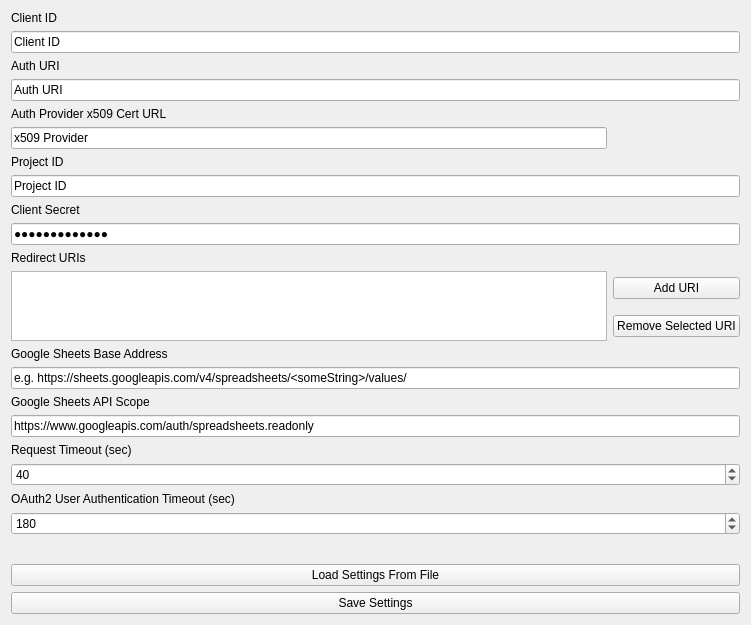
First picture: the form in Bridge/MasterRoute/masterroutesheetconfigwidget.ui, repository ademarest/GreenmileBridge, before the edit.
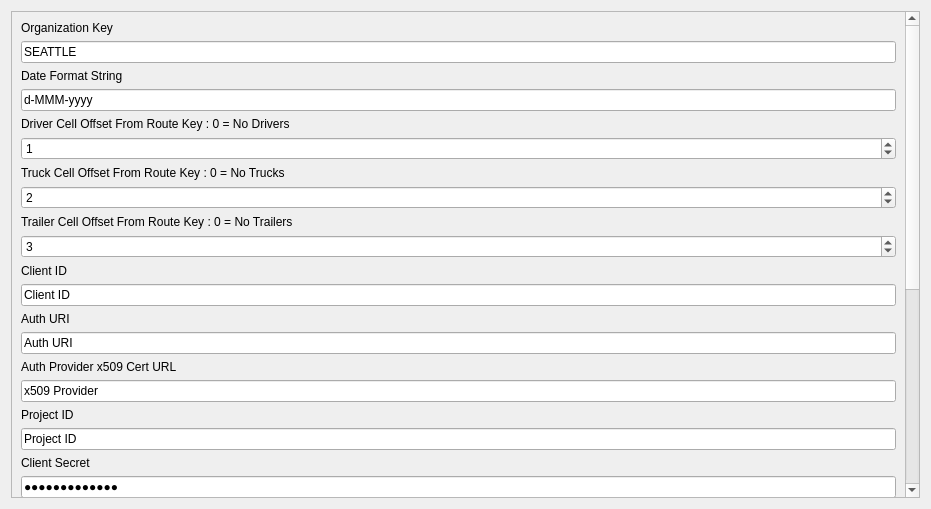
Second picture: the form after the edit.

What changed in the file:
```diff
--- a/Bridge/MasterRoute/masterroutesheetconfigwidget.ui
+++ b/Bridge/MasterRoute/masterroutesheetconfigwidget.ui
@@ -6,36 +6,184 @@
    <rect>
     <x>0</x>
     <y>0</y>
-    <width>751</width>
-    <height>625</height>
+    <width>931</width>
+    <height>509</height>
    </rect>
   </property>
   <property name="windowTitle">
    <string>Form</string>
   </property>
   <layout class="QGridLayout" name="gridLayout">
-   <item row="23" column="0" colspan="2">
-    <widget class="QPushButton" name="loadFromFilePushButton">
+   <item row="2" column="0">
+    <widget class="QScrollArea" name="scrollArea">
+     <property name="widgetResizable">
+      <bool>true</bool>
+     </property>
+     <widget class="QWidget" name="scrollAreaWidgetContents_4">
+      <property name="geometry">
+       <rect>
+        <x>0</x>
+        <y>0</y>
+        <width>897</width>
+        <height>830</height>
+       </rect>
+      </property>
+      <layout class="QGridLayout" name="gridLayout_3">
+       <item row="0" column="0" colspan="2">
+        <widget class="QLabel" name="organizationLabel">
      <property name="text">
-      <string>Load Settings From File</string>
+          <string>Organization Key</string>
      </property>
     </widget>
    </item>
-   <item row="5" column="0">
+       <item row="1" column="0" colspan="2">
+        <widget class="QLineEdit" name="organizationLineEdit">
+         <property name="text">
+          <string>SEATTLE</string>
+         </property>
+        </widget>
+       </item>
+       <item row="2" column="0">
+        <widget class="QLabel" name="dateFormatlLabel">
+         <property name="text">
+          <string>Date Format String</string>
+         </property>
+        </widget>
+       </item>
+       <item row="3" column="0" colspan="2">
+        <widget class="QLineEdit" name="dateFormatLineEdit">
+         <property name="text">
+          <string>d-MMM-yyyy</string>
+         </property>
+        </widget>
+       </item>
+       <item row="4" column="0" colspan="2">
+        <widget class="QLabel" name="driverOffsetLabel">
+         <property name="text">
+          <string>Driver Cell Offset From Route Key : 0 = No Drivers</string>
+         </property>
+        </widget>
+       </item>
+       <item row="5" column="0" colspan="2">
+        <widget class="QSpinBox" name="driverOffsetSpinBox">
+         <property name="focusPolicy">
+          <enum>Qt::StrongFocus</enum>
+         </property>
+         <property name="wrapping">
+          <bool>true</bool>
+         </property>
+         <property name="minimum">
+          <number>-99</number>
+         </property>
+         <property name="value">
+          <number>1</number>
+         </property>
+        </widget>
+       </item>
+       <item row="6" column="0" colspan="2">
+        <widget class="QLabel" name="truckOffsetLabel">
+         <property name="text">
+          <string>Truck Cell Offset From Route Key : 0 = No Trucks</string>
+         </property>
+        </widget>
+       </item>
+       <item row="7" column="0" colspan="2">
+        <widget class="QSpinBox" name="truckOffsetSpinBox">
+         <property name="focusPolicy">
+          <enum>Qt::StrongFocus</enum>
+         </property>
+         <property name="minimum">
+          <number>-99</number>
+         </property>
+         <property name="value">
+          <number>2</number>
+         </property>
+        </widget>
+       </item>
+       <item row="8" column="0" colspan="2">
+        <widget class="QLabel" name="trailerOffsetLabel">
+         <property name="text">
+          <string>Trailer Cell Offset From Route Key : 0 = No Trailers</string>
+         </property>
+        </widget>
+       </item>
+       <item row="9" column="0" colspan="2">
+        <widget class="QSpinBox" name="trailerOffsetSpinBox">
+         <property name="focusPolicy">
+          <enum>Qt::StrongFocus</enum>
+         </property>
+         <property name="minimum">
+          <number>-99</number>
+         </property>
+         <property name="value">
+          <number>3</number>
+         </property>
+        </widget>
+       </item>
+       <item row="10" column="0" colspan="2">
+        <widget class="QLabel" name="clientIDLabel">
+         <property name="text">
+          <string>Client ID</string>
+         </property>
+        </widget>
+       </item>
+       <item row="11" column="0" colspan="2">
+        <widget class="QLineEdit" name="clientIDLineEdit">
+         <property name="text">
+          <string>Client ID</string>
+         </property>
+        </widget>
+       </item>
+       <item row="12" column="0">
+        <widget class="QLabel" name="authURILabel">
+         <property name="text">
+          <string>Auth URI</string>
+         </property>
+        </widget>
+       </item>
+       <item row="13" column="0" colspan="2">
+        <widget class="QLineEdit" name="authURILineEdit">
+         <property name="text">
+          <string>Auth URI</string>
+         </property>
+        </widget>
+       </item>
+       <item row="14" column="0">
+        <widget class="QLabel" name="x509Label">
+         <property name="text">
+          <string>Auth Provider x509 Cert URL</string>
+         </property>
+        </widget>
+       </item>
+       <item row="15" column="0" colspan="2">
     <widget class="QLineEdit" name="x509LineEdit">
      <property name="text">
       <string>x509 Provider</string>
      </property>
     </widget>
    </item>
-   <item row="0" column="0">
-    <widget class="QLabel" name="clientIDLabel">
+       <item row="16" column="0">
+        <widget class="QLabel" name="projectIDLabel">
      <property name="text">
-      <string>Client ID</string>
+          <string>Project ID</string>
      </property>
     </widget>
    </item>
-   <item row="9" column="0" colspan="2">
+       <item row="17" column="0" colspan="2">
+        <widget class="QLineEdit" name="projectIDLineEdit">
+         <property name="text">
+          <string>Project ID</string>
+         </property>
+        </widget>
+       </item>
+       <item row="18" column="0">
+        <widget class="QLabel" name="clientSecretLabel">
+         <property name="text">
+          <string>Client Secret</string>
+         </property>
+        </widget>
+       </item>
+       <item row="19" column="0" colspan="2">
     <widget class="QLineEdit" name="clientSecretLineEdit">
      <property name="text">
       <string>Client Secret</string>
@@ -45,142 +193,99 @@
      </property>
     </widget>
    </item>
-   <item row="2" column="0">
-    <widget class="QLabel" name="authURILabel">
-     <property name="text">
-      <string>Auth URI</string>
-     </property>
-    </widget>
-   </item>
-   <item row="10" column="0">
+       <item row="20" column="0">
     <widget class="QLabel" name="redirectURILabel">
      <property name="text">
       <string>Redirect URIs</string>
      </property>
     </widget>
    </item>
-   <item row="11" column="1">
+       <item row="21" column="0" rowspan="2">
+        <widget class="QListWidget" name="redirectURIListWidget"/>
+       </item>
+       <item row="21" column="1">
     <widget class="QPushButton" name="addRedirectURIPushButton">
      <property name="text">
       <string>Add URI</string>
      </property>
     </widget>
    </item>
-   <item row="7" column="0" colspan="2">
-    <widget class="QLineEdit" name="projectIDLineEdit">
-     <property name="text">
-      <string>Project ID</string>
-     </property>
-    </widget>
-   </item>
-   <item row="6" column="0">
-    <widget class="QLabel" name="projectIDLabel">
-     <property name="text">
-      <string>Project ID</string>
-     </property>
-    </widget>
-   </item>
-   <item row="1" column="0" colspan="2">
-    <widget class="QLineEdit" name="clientIDLineEdit">
-     <property name="text">
-      <string>Client ID</string>
-     </property>
-    </widget>
-   </item>
-   <item row="3" column="0" colspan="2">
-    <widget class="QLineEdit" name="authURILineEdit">
-     <property name="text">
-      <string>Auth URI</string>
-     </property>
-    </widget>
-   </item>
-   <item row="8" column="0">
-    <widget class="QLabel" name="clientSecretLabel">
-     <property name="text">
-      <string>Client Secret</string>
-     </property>
-    </widget>
-   </item>
-   <item row="11" column="0" rowspan="2">
-    <widget class="QListWidget" name="redirectURIListWidget"/>
-   </item>
-   <item row="20" column="0">
-    <widget class="QLabel" name="oauth2UserTimerout">
-     <property name="text">
-      <string>OAuth2 User Authentication Timeout (sec)</string>
-     </property>
-    </widget>
-   </item>
-   <item row="16" column="0" colspan="2">
-    <widget class="QLineEdit" name="googleSheetsScopeLineEdit">
-     <property name="text">
-      <string>https://www.googleapis.com/auth/spreadsheets.readonly</string>
-     </property>
-    </widget>
-   </item>
-   <item row="26" column="0" colspan="2">
-    <widget class="QPushButton" name="saveSettingsPushButton">
-     <property name="text">
-      <string>Save Settings</string>
-     </property>
-    </widget>
-   </item>
-   <item row="14" column="0" colspan="2">
-    <widget class="QLineEdit" name="googleSheetsBaseAddrLineEdit">
-     <property name="text">
-      <string>e.g. https://sheets.googleapis.com/v4/spreadsheets/&lt;someString&gt;/values/</string>
-     </property>
-    </widget>
-   </item>
-   <item row="4" column="0">
-    <widget class="QLabel" name="x509Label">
-     <property name="text">
-      <string>Auth Provider x509 Cert URL</string>
-     </property>
-    </widget>
-   </item>
-   <item row="12" column="1">
+       <item row="22" column="1">
     <widget class="QPushButton" name="removeSelectedRedirectURIPushButton">
      <property name="text">
       <string>Remove Selected URI</string>
      </property>
     </widget>
    </item>
-   <item row="15" column="0">
-    <widget class="QLabel" name="googleSheetsScopeLabel">
-     <property name="text">
-      <string>Google Sheets API Scope</string>
-     </property>
-    </widget>
-   </item>
-   <item row="13" column="0">
+       <item row="23" column="0">
     <widget class="QLabel" name="googleSheetsBaseAddrLabel">
      <property name="text">
       <string>Google Sheets Base Address</string>
      </property>
     </widget>
    </item>
-   <item row="19" column="0" colspan="2">
-    <widget class="QSpinBox" name="requestTimeoutSpinBox">
-     <property name="minimum">
-      <number>1</number>
-     </property>
-     <property name="maximum">
-      <number>9000</number>
-     </property>
-     <property name="value">
-      <number>40</number>
+       <item row="24" column="0" colspan="2">
+        <widget class="QLineEdit" name="googleSheetsBaseAddrLineEdit">
+         <property name="text">
+          <string>e.g. https://sheets.googleapis.com/v4/spreadsheets/&lt;someString&gt;/values/</string>
+         </property>
+        </widget>
+       </item>
+       <item row="25" column="0">
+        <widget class="QLabel" name="googleSheetsScopeLabel">
+         <property name="text">
+          <string>Google Sheets API Scope</string>
+         </property>
+        </widget>
+       </item>
+       <item row="26" column="0" colspan="2">
+        <widget class="QLineEdit" name="googleSheetsScopeLineEdit">
+         <property name="text">
+          <string>https://www.googleapis.com/auth/spreadsheets.readonly</string>
      </property>
     </widget>
    </item>
-   <item row="18" column="0" colspan="2">
+       <item row="27" column="0" colspan="2">
     <widget class="QLabel" name="requestTimeoutLabel">
      <property name="text">
       <string>Request Timeout (sec)</string>
      </property>
     </widget>
    </item>
-   <item row="22" column="0">
+       <item row="28" column="0" colspan="2">
+        <widget class="QSpinBox" name="requestTimeoutSpinBox">
+         <property name="minimum">
+          <number>1</number>
+         </property>
+         <property name="maximum">
+          <number>9000</number>
+         </property>
+         <property name="value">
+          <number>40</number>
+         </property>
+        </widget>
+       </item>
+       <item row="29" column="0">
+        <widget class="QLabel" name="oauth2UserTimerout">
+         <property name="text">
+          <string>OAuth2 User Authentication Timeout (sec)</string>
+         </property>
+        </widget>
+       </item>
+       <item row="30" column="0" colspan="2">
+        <widget class="QSpinBox" name="oauth2UserTimeoutSpinBox">
+         <property name="minimum">
+          <number>40</number>
+         </property>
+         <property name="maximum">
+          <number>9001</number>
+         </property>
+         <property name="value">
+          <number>180</number>
+         </property>
+        </widget>
+       </item>
+       <item row="31" column="0">
     <spacer name="verticalSpacer">
      <property name="orientation">
       <enum>Qt::Vertical</enum>
@@ -188,22 +293,27 @@
      <property name="sizeHint" stdset="0">
       <size>
        <width>20</width>
-       <height>40</height>
+           <height>9</height>
       </size>
      </property>
     </spacer>
    </item>
-   <item row="21" column="0" colspan="2">
-    <widget class="QSpinBox" name="oauth2UserTimeoutSpinBox">
-     <property name="minimum">
-      <number>40</number>
-     </property>
-     <property name="maximum">
-      <number>9001</number>
-     </property>
-     <property name="value">
-      <number>180</number>
-     </property>
+       <item row="32" column="0" colspan="2">
+        <widget class="QPushButton" name="loadFromFilePushButton">
+         <property name="text">
+          <string>Load Settings From File</string>
+         </property>
+        </widget>
+       </item>
+       <item row="33" column="0" colspan="2">
+        <widget class="QPushButton" name="saveSettingsPushButton">
+         <property name="text">
+          <string>Save Settings</string>
+         </property>
+        </widget>
+       </item>
+      </layout>
+     </widget>
     </widget>
    </item>
   </layout>
```
Left out of the diff: 6 changed lines with no effect on the pictures. Lines whose indentation alone changed are shown as unchanged.
